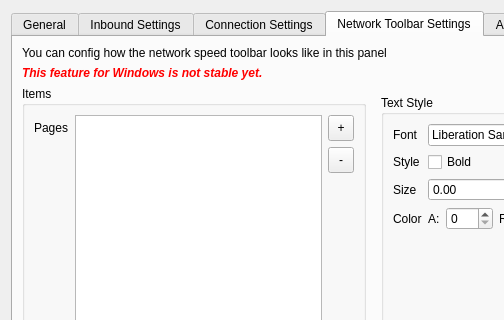
Before: the Qt Designer form src/ui/w_PreferencesWindow.ui in darsvador/qvssr, drawn with Qt 5; both pictures show x 0 to 504 and y 0 to 320 of the 780 by 578 pixel window.
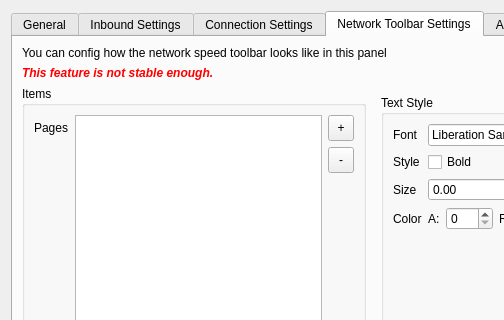
After: the same form once the commit is applied. The open tabs and pages were chosen to show the change. Icons and pictures are not drawn.

What changed in the file:
```diff
--- a/src/ui/w_PreferencesWindow.ui
+++ b/src/ui/w_PreferencesWindow.ui
@@ -1370,7 +1370,7 @@
           <string notr="true">color: red</string>
          </property>
          <property name="text">
-          <string>This feature for Windows is not stable yet.</string>
+          <string>This feature is not stable enough.</string>
          </property>
         </widget>
        </item>
```
